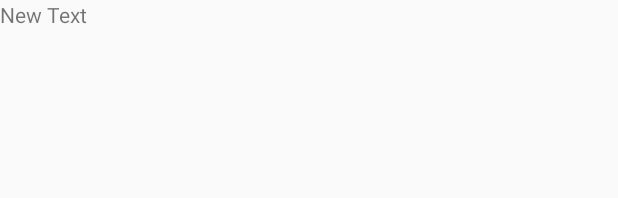
After one commit to Pop-Circle/Personal-Assistant, an Android app: the layout add_event_list_items.xml on its own in the app's theme, with its tools: preview values and no code run, on a phone screen of 412 x 824 dp. The commit adds this screen. Shown: the top 198 px of the screen. Run offline under Robolectric (Android 15) with nearby library versions, the phone set to English and light mode, and no system bars.

Commit message:
updated Calendar

```diff
--- /dev/null
+++ b/PersonalAssistant/app/src/main/res/layout/add_event_list_items.xml
@@ -0,0 +1,6 @@
+<?xml version="1.0" encoding="utf-8"?>
+<TextView xmlns:android="http://schemas.android.com/apk/res/android"
+    android:layout_width="fill_parent"
+    android:layout_height="wrap_content"
+    android:text="New Text"
+    android:id="@+id/textView"/>
--- a/PersonalAssistant/app/src/main/res/values/strings.xml
+++ b/PersonalAssistant/app/src/main/res/values/strings.xml
@@ -13,4 +13,7 @@
     <string name="navigation_drawer_close">Close navigation drawer</string>
 
     <string name="action_example">Example action</string>
+
+    <string name="drawer_open">Open</string>
+    <string name="drawer_close">Close</string>
 </resources>
```
Also changed, not shown: PersonalAssistant/app/src/main/java/pop_circle/personalassistant/add_events_activity.java (+12 -3 lines), PersonalAssistant/app/src/main/res/layout/fragment_add_events_activity.xml (+12 -7 lines), 6 other files.
